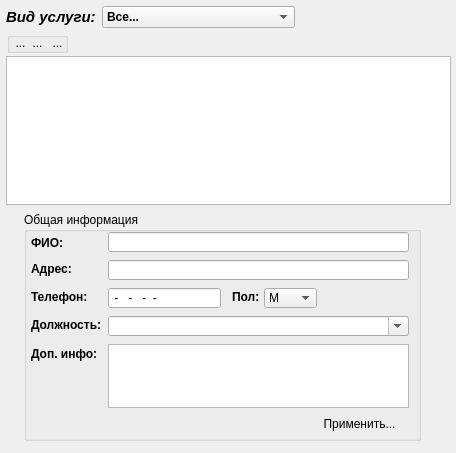
First picture: the form in frmsotr.ui, repository sergey4475/profi, before the edit.
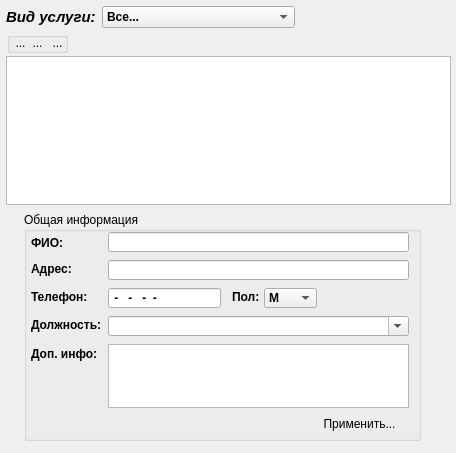
Second picture: the form after the edit. Icons and pictures are not drawn.

Diff of the .ui file:
```diff
--- a/frmsotr.ui
+++ b/frmsotr.ui
@@ -166,6 +166,13 @@
       <height>20</height>
      </rect>
     </property>
+    <property name="font">
+     <font>
+      <pointsize>9</pointsize>
+      <weight>75</weight>
+      <bold>true</bold>
+     </font>
+    </property>
     <property name="inputMask">
      <string>9-999-999-99-99; </string>
     </property>
@@ -211,6 +218,13 @@
       <height>20</height>
      </rect>
     </property>
+    <property name="font">
+     <font>
+      <pointsize>9</pointsize>
+      <weight>75</weight>
+      <bold>true</bold>
+     </font>
+    </property>
     <item>
      <property name="text">
       <string>М</string>
```
Left out of the diff: 34 changed lines with no effect on the pictures.
